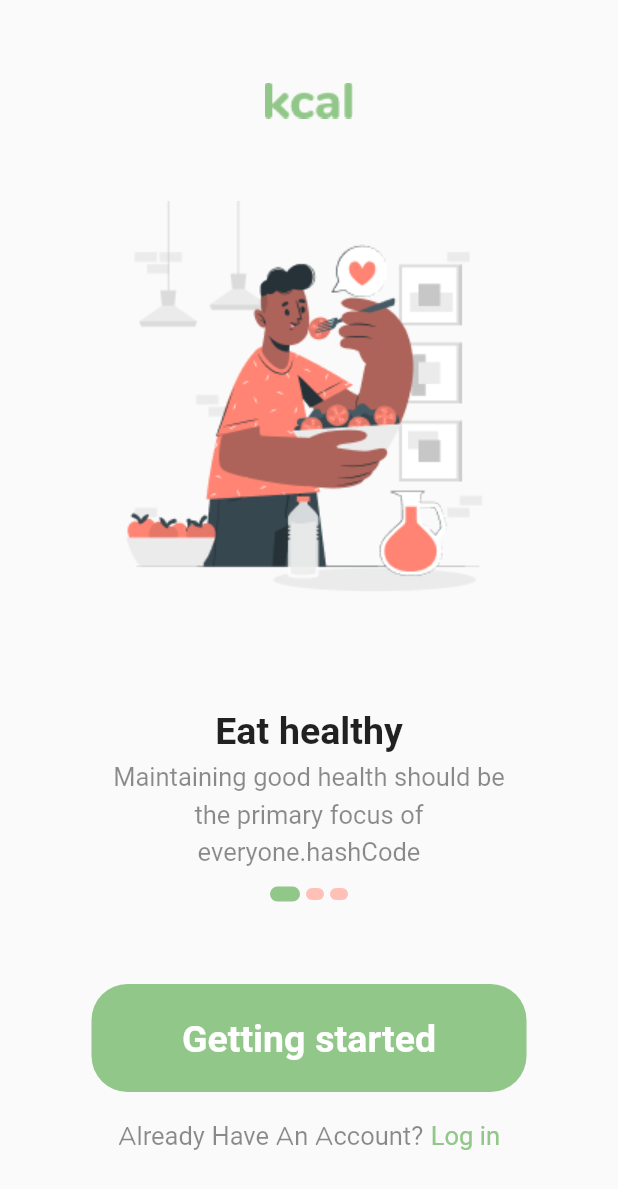
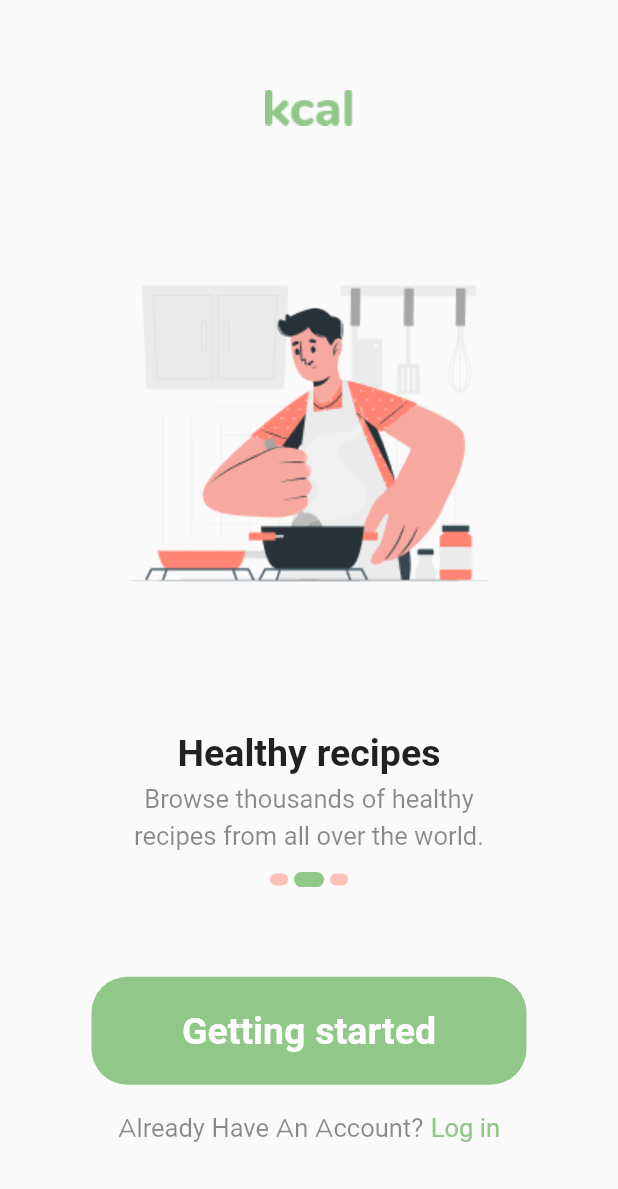
Before and after one commit to eliotfgn/kcal, a Flutter app: the screen it shows after launch, after a tap on "Getting started", on a phone screen of 412 x 824 dp. Shown: the top 1189 px of the screen. Run offline on Flutter 3.47's test engine with Material 2 defaults, Android fonts, the phone set to English and light mode, and no system bars; our stand-ins replace google_fonts; Roboto replaces fonts that are missing (Signika).

Commit message:
feat: add second and third onboarding screens

```diff
--- a/lib/main.dart
+++ b/lib/main.dart
@@ -1,5 +1,7 @@
 import 'package:flutter/material.dart';
 import 'package:kcal/screens/onboarding/first_onboarding_screen.dart';
+import 'package:kcal/screens/onboarding/second_onboarding_screen.dart';
+import 'package:kcal/screens/onboarding/third_onboarding_screen.dart';
 import 'package:kcal/screens/splash/splash_screen.dart';
 
 void main() {
@@ -20,6 +22,8 @@ class _AppState extends State<App> {
       routes: {
         "/": (context) => const SplashScreen(),
         "/first-onboarding": (context) => const FirstOnboardingScreen(),
+        "/second-onboarding": (context) => const SecondOnboardingScreen(),
+        "/third-onboarding": (context) => const ThirdOnboardingScreen(),
       },
       initialRoute: "/first-onboarding",
     );
--- /dev/null
+++ b/lib/screens/onboarding/second_onboarding_screen.dart
@@ -0,0 +1,16 @@
+import 'package:flutter/material.dart';
+import 'package:kcal/screens/onboarding/onboarding_screen.dart';
+
+class SecondOnboardingScreen extends StatelessWidget {
+  const SecondOnboardingScreen({Key? key}) : super(key: key);
+
+  @override
+  Widget build(BuildContext context) {
+    return const OnboardingScreen(
+        imagePath: "assets/images/onboarding2-hero.png",
+        title: "Healthy recipes",
+        text: "Browse thousands of healthy recipes from all over the world.",
+        currentStep: 2,
+        nextStep: "/third-onboarding");
+  }
+}
```
Also changed, not shown: lib/screens/onboarding/third_onboarding_screen.dart (added, +16 -0 lines).
